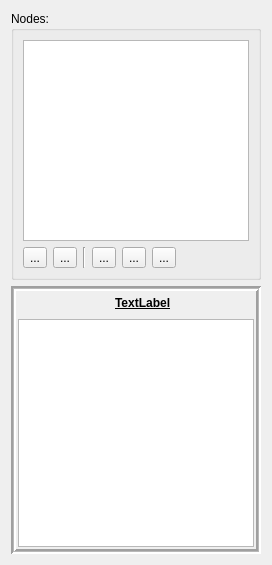
Before: the Qt Designer form Editor/src/Items/Entity/EntityWidget.ui in GameOverture/HarmonyEngine, drawn with Qt 5.
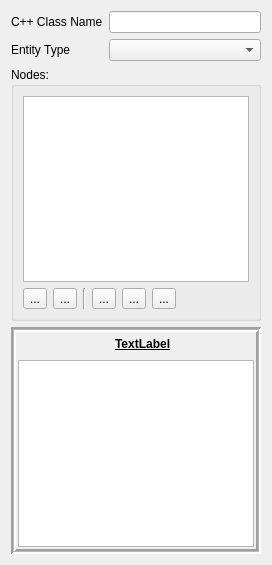
After: the same form once the commit is applied. Icons and pictures are not drawn. Custom widgets are drawn as their Qt base class.

The edit to the form file:
```diff
--- a/Editor/src/Items/Entity/EntityWidget.ui
+++ b/Editor/src/Items/Entity/EntityWidget.ui
@@ -16,6 +16,30 @@
   <layout class="QVBoxLayout" name="verticalLayout_2">
    <item>
     <layout class="QVBoxLayout" name="verticalLayout">
+     <item>
+      <layout class="QFormLayout" name="formLayout">
+       <item row="0" column="0">
+        <widget class="QLabel" name="label">
+         <property name="text">
+          <string>C++ Class Name</string>
+         </property>
+        </widget>
+       </item>
+       <item row="0" column="1">
+        <widget class="QLineEdit" name="txtClassName"/>
+       </item>
+       <item row="1" column="0">
+        <widget class="QLabel" name="label_2">
+         <property name="text">
+          <string>Entity Type</string>
+         </property>
+        </widget>
+       </item>
+       <item row="1" column="1">
+        <widget class="QComboBox" name="cmbEntityType"/>
+       </item>
+      </layout>
+     </item>
      <item>
       <widget class="QGroupBox" name="groupBox">
        <property name="title">
@@ -259,6 +283,13 @@
    </property>
   </action>
  </widget>
+ <customwidgets>
+  <customwidget>
+   <class>PropertiesTreeView</class>
+   <extends>QTreeView</extends>
+   <header>PropertiesTreeView.h</header>
+  </customwidget>
+ </customwidgets>
  <resources>
   <include location="../../../data/HyEditor.qrc"/>
   <include location="../../../data/HyEditor.qrc"/>
```
Left out of the diff: 2 changed lines with no effect on the pictures.
